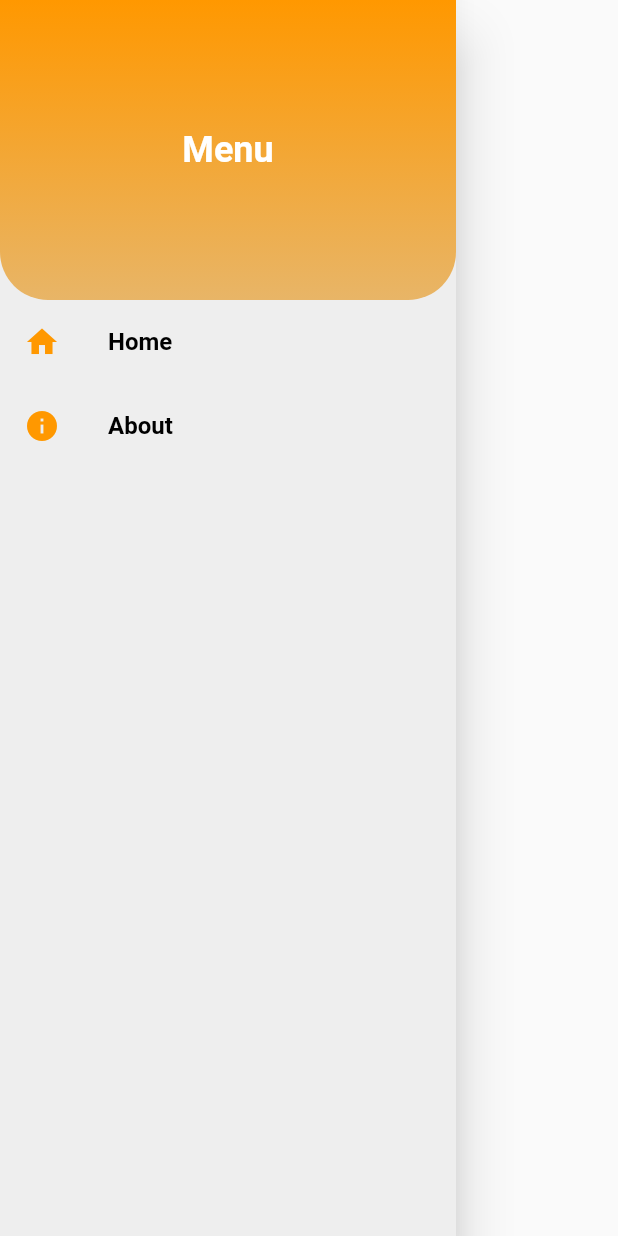
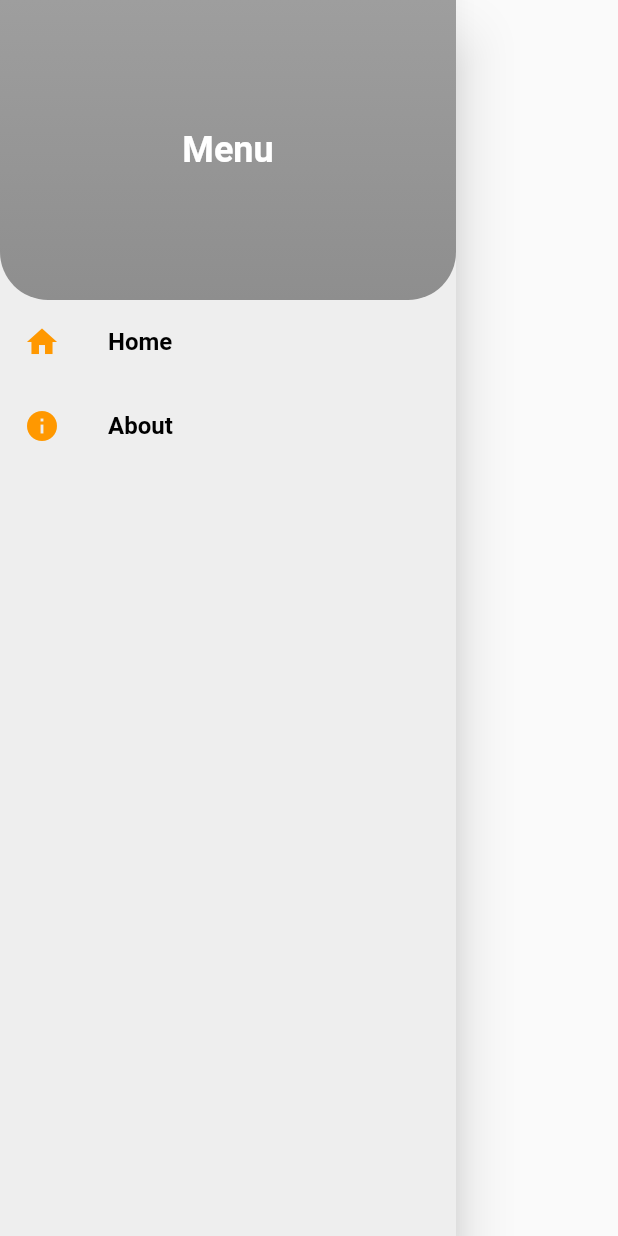
Before and after one commit to RogelioDaniel/flypbook, a Flutter app: the MenuDrawer widget shown alone on an empty page, opened directly, on a phone screen of 412 x 824 dp. Run offline on Flutter 3.47's test engine with Material 2 defaults, Android fonts, the phone set to English and light mode, and no system bars; our stand-ins replace carousel_slider, flutter_animate, shared_preferences; missing offline and left inert: circles_background; accounts and stored records are empty.

Commit message:
Cambio de color

```diff
--- a/lib/components/favorite_item.dart
+++ b/lib/components/favorite_item.dart
@@ -44,7 +44,7 @@ class FavoriteItem extends StatelessWidget {
         padding: EdgeInsets.all(16.0),
         decoration: BoxDecoration(
           borderRadius: BorderRadius.circular(15.0),
-          color: const Color.fromARGB(255, 229, 210, 210).withOpacity(0.8),
+          color: Color.fromARGB(255, 0, 0, 0).withOpacity(0.8),
           boxShadow: [
             BoxShadow(
               color: Colors.black.withOpacity(0.2),
@@ -56,8 +56,8 @@ class FavoriteItem extends StatelessWidget {
             begin: Alignment.topLeft,
             end: Alignment.bottomRight,
             colors: [
-              const Color.fromARGB(255, 229, 210, 210),
-              Color.fromARGB(255, 220, 207, 207),
+              Color.fromARGB(255, 153, 153, 153),
+              Color.fromARGB(255, 196, 195, 195),
             ],
           ),
         ),
--- a/lib/components/menu_drawer.dart
+++ b/lib/components/menu_drawer.dart
@@ -20,8 +20,8 @@ class MenuDrawer extends StatelessWidget {
                 decoration: BoxDecoration(
                   gradient: LinearGradient(
                     colors: [
-                      Colors.orange,
-                      const Color.fromARGB(255, 232, 181, 103),
+                      Colors.grey,
+                      Color.fromARGB(255, 142, 142, 142),
                     ],
                     begin: Alignment.topCenter,
                     end: Alignment.bottomCenter,
--- a/lib/main.dart
+++ b/lib/main.dart
@@ -27,7 +27,7 @@ class MyApp extends StatelessWidget {
         child: MaterialApp(
           title: 'Flypbook',
           theme: ThemeData(
-            primarySwatch: Colors.orange,
+            primarySwatch: Colors.grey,
           ),
           home: onboardingShown ? const AllItemsScreen() : OnboardingScreen(),
         ));
```
Also changed, not shown: lib/views/main_screen.dart (+6 -6 lines).
